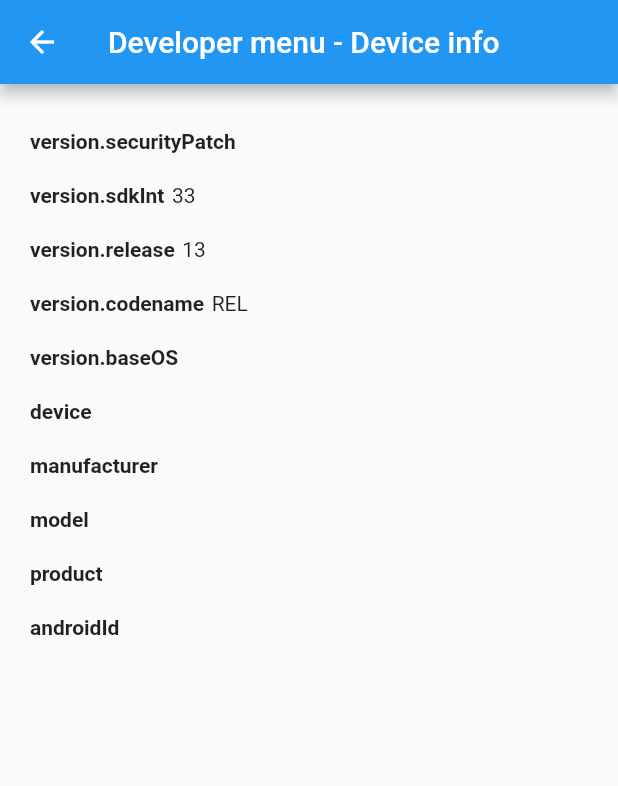
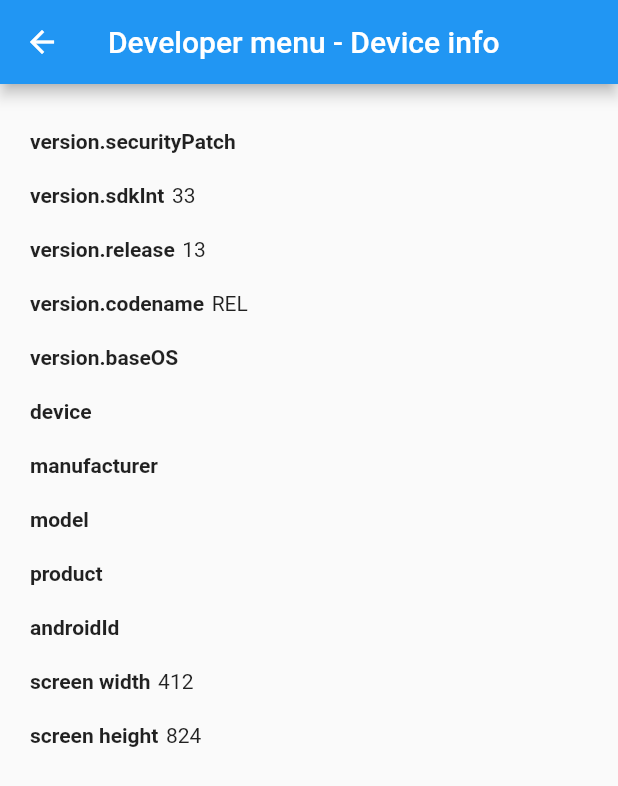
Before and after one commit to uroswork/dev_menu, a Flutter app: the screen it shows after launch, after a tap on "Device info", on a phone screen of 412 x 824 dp. Shown: the top 786 px of the screen. Run offline on Flutter 3.47's test engine with Material 2 defaults, Android fonts, the phone set to English and light mode, and no system bars; our stand-ins replace device_info, shared_preferences.

Commit message:
Add dimensions to device info widget

```diff
--- a/lib/widgets/device_info.dart
+++ b/lib/widgets/device_info.dart
@@ -10,6 +10,12 @@ class DeviceInfo extends StatelessWidget {
 
   @override
   Widget build(BuildContext context) {
+    Map<String, dynamic> _deviceData = deviceData;
+    double width = MediaQuery.of(context).size.width;
+    double height = MediaQuery.of(context).size.height;
+    _deviceData['screen width'] = width.floor().toString();
+    _deviceData['screen height'] = height.floor().toString();
+
     return Scaffold(
       appBar: AppBar(
         title: Text('Developer menu - Device info'),
@@ -17,7 +23,7 @@ class DeviceInfo extends StatelessWidget {
       body: Container(
         padding: EdgeInsets.all(20.0),
         child: Column(
-          children: deviceData.keys.map(
+          children: _deviceData.keys.map(
             (String property) {
               return Row(
                 children: <Widget>[
@@ -31,7 +37,7 @@ class DeviceInfo extends StatelessWidget {
                     child: Container(
                       padding: EdgeInsets.fromLTRB(5.0, 10.0, 0.0, 10.0),
                       child: Text(
-                        deviceData[property].toString(),
+                        _deviceData[property].toString(),
                         overflow: TextOverflow.ellipsis,
                       ),
                     ),
```
